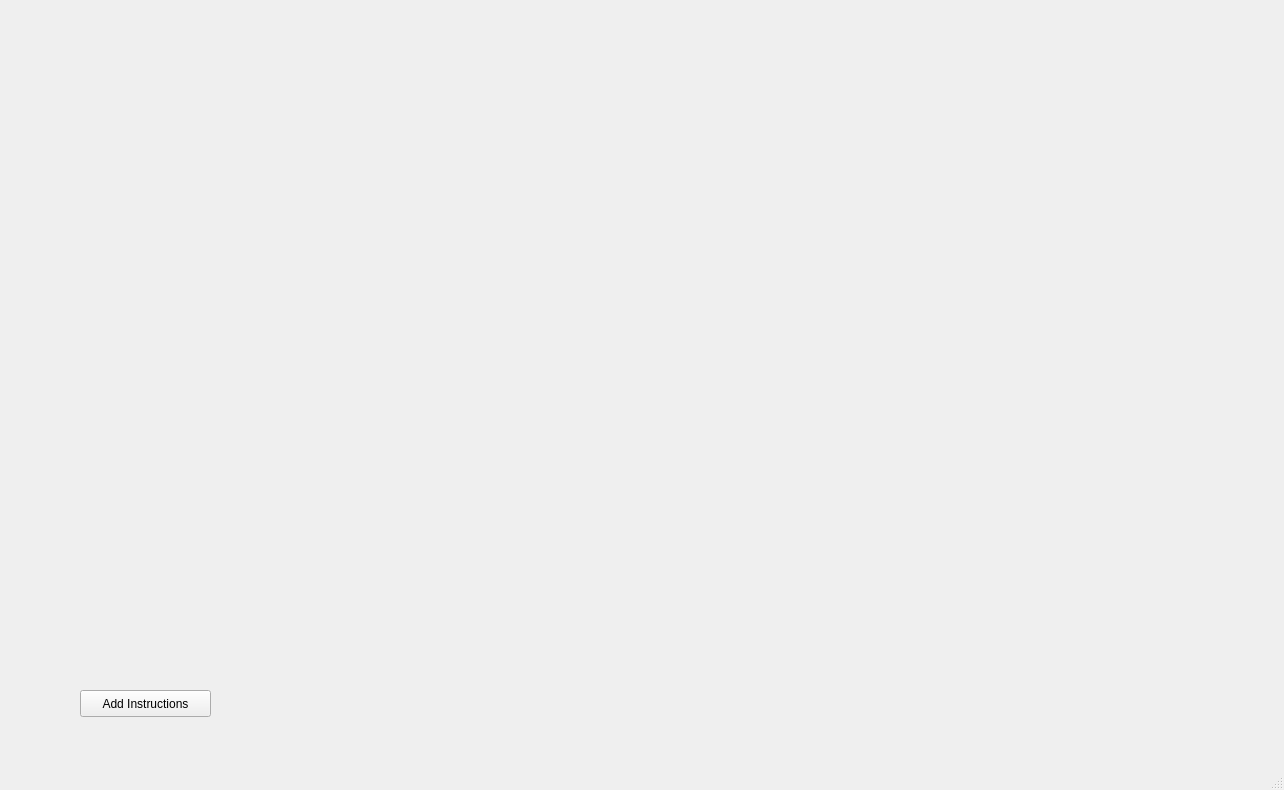
First picture: the form in mainwindow.ui, repository beshirr/VOLE-Machine-GUI2, before the edit.
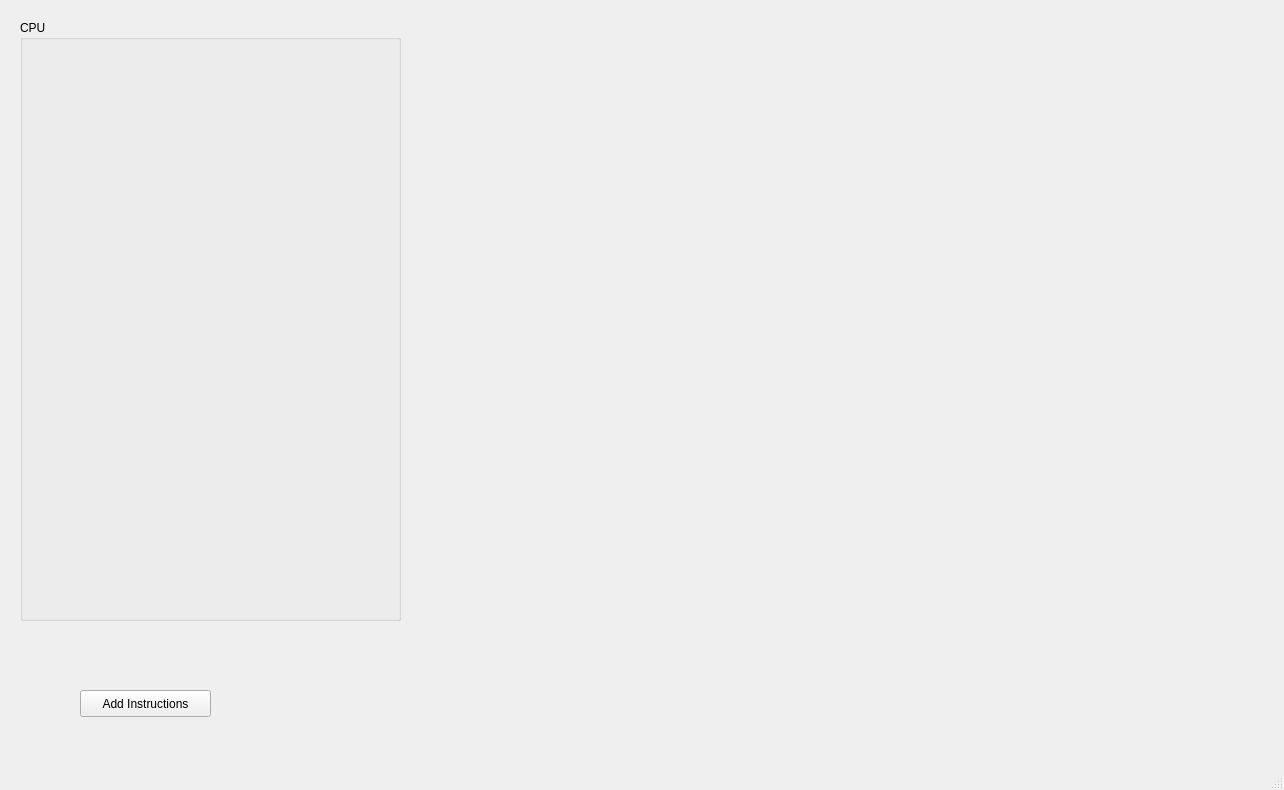
Second picture: the form after the edit.

```diff
--- a/mainwindow.ui
+++ b/mainwindow.ui
@@ -27,6 +27,19 @@
      <string>Add Instructions</string>
     </property>
    </widget>
+   <widget class="QGroupBox" name="groupBox">
+    <property name="geometry">
+     <rect>
+      <x>20</x>
+      <y>20</y>
+      <width>381</width>
+      <height>601</height>
+     </rect>
+    </property>
+    <property name="title">
+     <string>CPU</string>
+    </property>
+   </widget>
   </widget>
   <widget class="QMenuBar" name="menubar">
    <property name="geometry">
```
